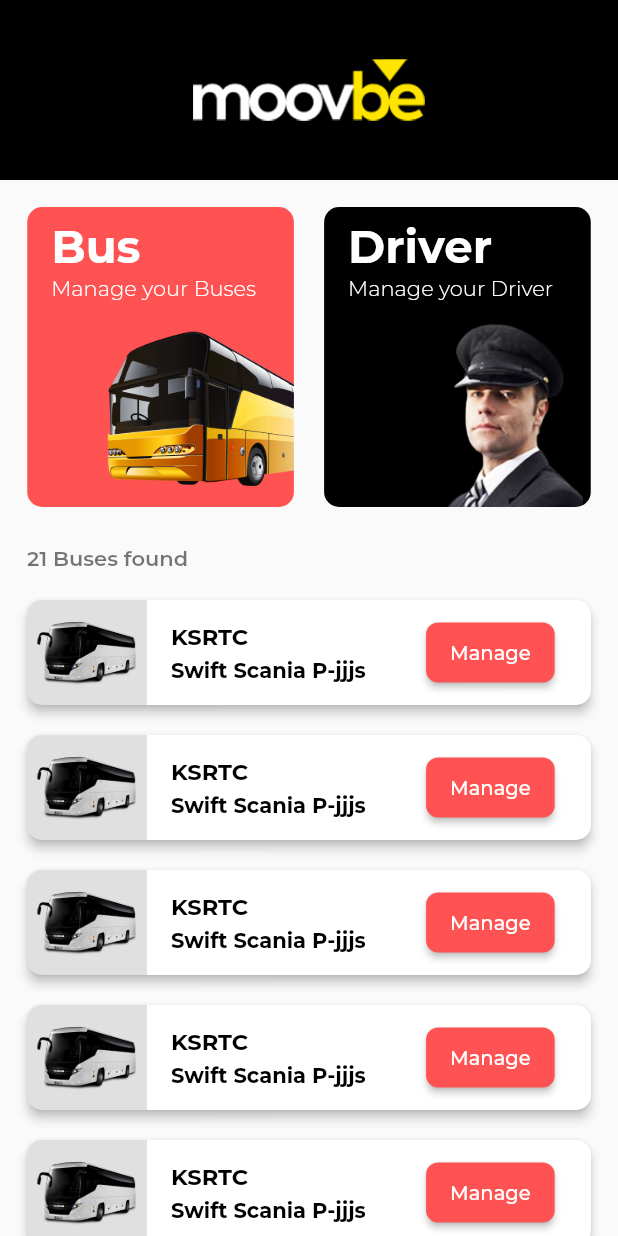
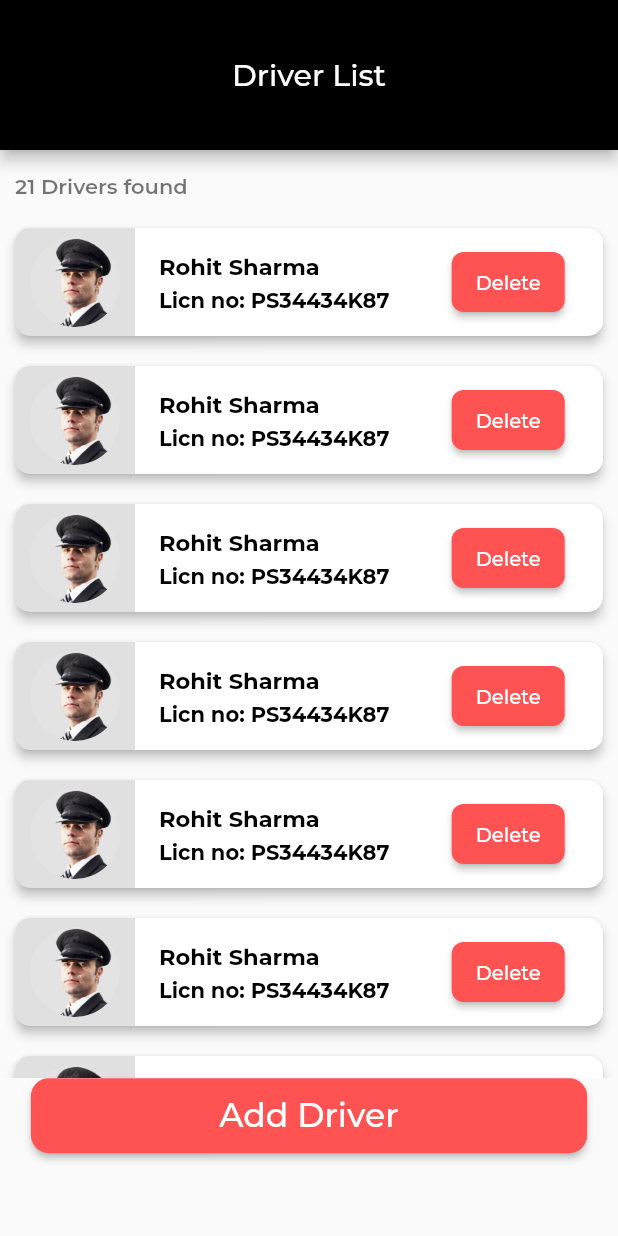
Before and after one commit to safder2000/moovebe, a Flutter app: the screen it shows after launch, on a phone screen of 412 x 824 dp. Run offline on Flutter 3.47's test engine with Material 2 defaults, Android fonts, the phone set to English and light mode, and no system bars; our stand-ins replace google_fonts.

Commit message:
driver list ui

```diff
--- a/lib/main.dart
+++ b/lib/main.dart
@@ -1,6 +1,7 @@
 import 'package:flutter/material.dart';
 import 'package:google_fonts/google_fonts.dart';
-import 'package:moovebe/presentation/bus_list/bus_list_screen.dart';
+import 'package:moovebe/presentation/bus_list_screen/bus_list_screen.dart';
+import 'package:moovebe/presentation/driver_list_screen/driver_list_screen.dart';
 
 void main() {
   runApp(const MyApp());
@@ -19,7 +20,7 @@
       ).copyWith(
         textTheme: GoogleFonts.montserratTextTheme(Theme.of(context).textTheme),
       ),
-      home: BusListScreen(),
+      home: DriverListSreen(),
     );
   }
 }
--- a/lib/presentation/bus_list/bus_list_screen.dart
+++ b/lib/presentation/bus_list_screen/bus_list_screen.dart
@@ -2,9 +2,9 @@
 
 import 'package:moovebe/core/colors.dart';
 import 'package:moovebe/core/constents.dart';
-import 'package:moovebe/presentation/bus_list/widgets/bus_tile.dart';
-import 'package:moovebe/presentation/bus_list/widgets/card_bus_list.dart';
-import 'package:moovebe/presentation/bus_list/widgets/bus_list_appbar.dart';
+import 'package:moovebe/presentation/bus_list_screen/widgets/bus_tile.dart';
+import 'package:moovebe/presentation/bus_list_screen/widgets/card_bus_list.dart';
+import 'package:moovebe/presentation/bus_list_screen/widgets/bus_list_appbar.dart';
 
 class BusListScreen extends StatelessWidget {
   const BusListScreen({super.key});
--- /dev/null
+++ b/lib/presentation/driver_list_screen/driver_list_screen.dart
@@ -0,0 +1,68 @@
+import 'package:flutter/material.dart';
+import 'package:flutter/src/widgets/container.dart';
+import 'package:flutter/src/widgets/framework.dart';
+import 'package:moovebe/core/colors.dart';
+import 'package:moovebe/core/constents.dart';
+import 'package:moovebe/presentation/driver_list_screen/widgets/driver_tile.dart';
+
+class DriverListSreen extends StatelessWidget {
+  const DriverListSreen({super.key});
+
+  @override
+  Widget build(BuildContext context) {
+    return Scaffold(
+      appBar: AppBar(
+        toolbarHeight: 100,
+        title: Center(child: Text('Driver List')),
+        backgroundColor: Colors.black,
+      ),
+      body: ListView(
+        physics: BouncingScrollPhysics(),
+        shrinkWrap: true,
+        children: [
+          height_10,
+          height_5,
+          Row(
+            children: [
+              width_10,
+              const Text(
+                '21 Drivers found',
+                style: TextStyle(
+                    fontWeight: FontWeight.w600, color: Colors.black54),
+              ),
+            ],
+          ),
+          height_10,
+          Column(children: [
+            SizedBox(
+              height: MediaQuery.of(context).size.height * 0.7,
+              child: ListView.builder(
+                  shrinkWrap: true,
+                  itemCount: 10,
+                  itemBuilder: (BuildContext context, int index) {
+                    return DriverTile();
+                  }),
+            ),
+            SizedBox(
+              height: 50,
+              width: MediaQuery.of(context).size.width * 0.9,
+              child: ElevatedButton(
+                onPressed: () {},
+                child: Text(
+                  'Add Driver',
+                  style: TextStyle(fontSize: 22, color: Colors.white),
+                ),
+                style: ElevatedButton.styleFrom(
+                  backgroundColor: defaultRed,
+                  shape: RoundedRectangleBorder(
+                    borderRadius: BorderRadius.circular(12), // <-- Radius
+                  ),
+                ),
+              ),
+            ),
+          ])
+        ],
+      ),
+    );
+  }
+}
--- /dev/null
+++ b/lib/presentation/driver_list_screen/widgets/driver_tile.dart
@@ -0,0 +1,101 @@
+import 'package:flutter/material.dart';
+import 'package:moovebe/core/colors.dart';
+
+class DriverTile extends StatelessWidget {
+  const DriverTile({
+    Key? key,
+  }) : super(key: key);
+
+  @override
+  Widget build(BuildContext context) {
+    return SizedBox(
+      height: 92,
+      width: MediaQuery.of(context).size.width * 0.9,
+      child: Card(
+        color: Colors.white,
+        semanticContainer: true,
+        clipBehavior: Clip.antiAliasWithSaveLayer,
+        shape: RoundedRectangleBorder(
+          borderRadius: BorderRadius.circular(10.0),
+        ),
+        elevation: 3,
+        margin: const EdgeInsets.all(10),
+        child: Row(
+          children: [
+            Container(
+              height: 80,
+              width: 80,
+              color: Colors.black12,
+              child: const Center(
+                child: SizedBox(
+                  height: 60,
+                  width: 60,
+                  child: CircleAvatar(
+                    radius: 5,
+                    backgroundColor: Colors.white10,
+                    backgroundImage: AssetImage(
+                      'lib/assets/driver.png',
+                    ),
+                    // child: Image.asset(
+                    //   'lib/assets/driver.png',
+                    //   fit: BoxFit.cover,
+                    // ),
+                  ),
+                ),
+              ),
+            ),
+            Column(
+              crossAxisAlignment: CrossAxisAlignment.start,
+              children: const [
+                Spacer(),
+                Padding(
+                  padding: EdgeInsets.symmetric(horizontal: 16),
+                  child: Text(
+                    'Rohit Sharma',
+                    style: TextStyle(
+                        fontSize: 15,
+                        fontWeight: FontWeight.bold,
+                        color: Colors.black),
+                  ),
+                ),
+                SizedBox(
+                  height: 5,
+                ),
+                Padding(
+                  padding: EdgeInsets.symmetric(horizontal: 16),
+                  child: Text(
+                    'Licn no: PS34434K87',
+                    style: TextStyle(
+                        fontSize: 14,
+                        fontWeight: FontWeight.bold,
+                        color: Colors.black),
+                  ),
+                ),
+                Spacer(),
+              ],
+            ),
+            const Spacer(),
+            SizedBox(
+              height: 40,
+              // width: MediaQuery.of(context).size.width * 0.9,
+              child: ElevatedButton(
+                onPressed: () {},
+                style: ElevatedButton.styleFrom(
+                  backgroundColor: defaultRed,
+                  shape: RoundedRectangleBorder(
+                    borderRadius: BorderRadius.circular(8), // <-- Radius
+                  ),
+                ),
+                child: const Text(
+                  'Delete',
+                  style: TextStyle(fontSize: 13, color: Colors.white),
+                ),
+              ),
+            ),
+            const Spacer(),
+          ],
+        ),
+      ),
+    );
+  }
+}
--- a/lib/presentation/login/login_screen.dart
+++ b/lib/presentation/login_screen/login_screen.dart
@@ -1,6 +1,6 @@
 import 'package:flutter/material.dart';
 import 'package:google_fonts/google_fonts.dart';
-import 'package:moovebe/presentation/login/widgets/welcome_grahics.dart';
+import 'package:moovebe/presentation/login_screen/widgets/welcome_grahics.dart';
 
 class LoginPage extends StatelessWidget {
   LoginPage({super.key});
```
Also changed, not shown: lib/presentation/bus_list_screen/widgets/bus_list_appbar.dart (renamed from lib/presentation/bus_list/widgets/bus_list_appbar.dart), lib/presentation/bus_list_screen/widgets/bus_tile.dart (renamed from lib/presentation/bus_list/widgets/bus_tile.dart), lib/presentation/bus_list_screen/widgets/card_bus_list.dart (renamed from lib/presentation/bus_list/widgets/card_bus_list.dart), lib/presentation/login_screen/widgets/welcome_grahics.dart (renamed from lib/presentation/login/widgets/welcome_grahics.dart), lib/presentation/spash_screen/starting_screen.dart (renamed from lib/presentation/starting_screen.dart).
